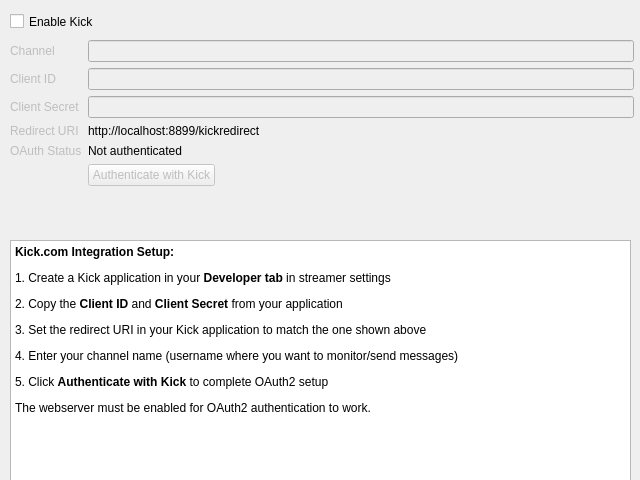
whatsnowplaying/whats-now-playing, file nowplaying/resources/ui/kick.ui: the form before one commit.
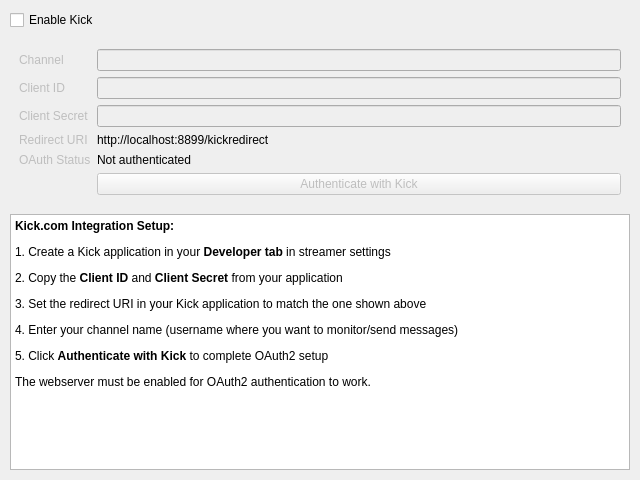
The form after the commit.

What changed in the file:
```diff
--- a/nowplaying/resources/ui/kick.ui
+++ b/nowplaying/resources/ui/kick.ui
@@ -16,18 +16,25 @@
   <property name="displayName" stdset="0">
    <string>Kick</string>
   </property>
-  <widget class="QWidget" name="formLayoutWidget">
-   <property name="geometry">
-    <rect>
-     <x>10</x>
-     <y>40</y>
-     <width>624</width>
-     <height>191</height>
-    </rect>
+  <layout class="QVBoxLayout" name="main_layout">
+   <property name="margin">
+    <number>10</number>
    </property>
+   <property name="spacing">
+    <number>10</number>
+   </property>
+   <item>
+    <widget class="QCheckBox" name="enable_checkbox">
+     <property name="text">
+      <string>Enable Kick</string>
+     </property>
+    </widget>
+   </item>
+   <item>
+    <widget class="QWidget" name="settings_form_widget" native="true">
    <layout class="QFormLayout" name="settings_layout">
     <property name="fieldGrowthPolicy">
-     <enum>QFormLayout::ExpandingFieldsGrow</enum>
+       <enum>QFormLayout::AllNonFixedFieldsGrow</enum>
     </property>
     <item row="0" column="0">
      <widget class="QLabel" name="channel_label">
@@ -44,12 +51,6 @@
       <property name="enabled">
        <bool>false</bool>
       </property>
-      <property name="minimumSize">
-       <size>
-        <width>496</width>
-        <height>0</height>
-       </size>
-      </property>
      </widget>
     </item>
     <item row="1" column="0">
@@ -67,12 +68,6 @@
       <property name="enabled">
        <bool>false</bool>
       </property>
-      <property name="minimumSize">
-       <size>
-        <width>496</width>
-        <height>0</height>
-       </size>
-      </property>
      </widget>
     </item>
     <item row="2" column="0">
@@ -90,12 +85,6 @@
       <property name="enabled">
        <bool>false</bool>
       </property>
-      <property name="minimumSize">
-       <size>
-        <width>496</width>
-        <height>0</height>
-       </size>
-      </property>
       <property name="echoMode">
        <enum>QLineEdit::Password</enum>
       </property>
@@ -113,12 +102,6 @@
     </item>
     <item row="3" column="1">
      <widget class="QLabel" name="redirecturi_label">
-      <property name="minimumSize">
-       <size>
-        <width>496</width>
-        <height>0</height>
-       </size>
-      </property>
       <property name="text">
        <string>http://localhost:8899/kickredirect</string>
       </property>
@@ -156,27 +139,14 @@
     </item>
    </layout>
   </widget>
-  <widget class="QCheckBox" name="enable_checkbox">
-   <property name="geometry">
-    <rect>
-     <x>10</x>
-     <y>10</y>
-     <width>141</width>
-     <height>23</height>
-    </rect>
-   </property>
-   <property name="text">
-    <string>Enable Kick</string>
-   </property>
-  </widget>
+   </item>
+   <item>
   <widget class="QTextBrowser" name="help_text">
-   <property name="geometry">
-    <rect>
-     <x>10</x>
-     <y>240</y>
-     <width>621</width>
-     <height>241</height>
-    </rect>
+     <property name="sizePolicy">
+      <sizepolicy hsizetype="Expanding" vsizetype="Expanding">
+       <horstretch>0</horstretch>
+       <verstretch>1</verstretch>
+      </sizepolicy>
    </property>
    <property name="html">
     <string>&lt;!DOCTYPE HTML PUBLIC &quot;-//W3C//DTD HTML 4.0//EN&quot; &quot;http://www.w3.org/TR/REC-html40/strict.dtd&quot;&gt;
@@ -195,6 +165,8 @@
 &lt;p style=&quot;margin-top:12px; margin-bottom:12px; margin-left:0px; margin-right:0px; -qt-block-indent:0; text-indent:0px&quot;&gt;The webserver must be enabled for OAuth2 authentication to work.&lt;/p&gt;&lt;/body&gt;&lt;/html&gt;</string>
    </property>
   </widget>
+   </item>
+  </layout>
  </widget>
  <resources/>
  <connections>
```
Left out of the diff: 100 changed lines with no effect on the pictures. Lines whose indentation alone changed are shown as unchanged.
